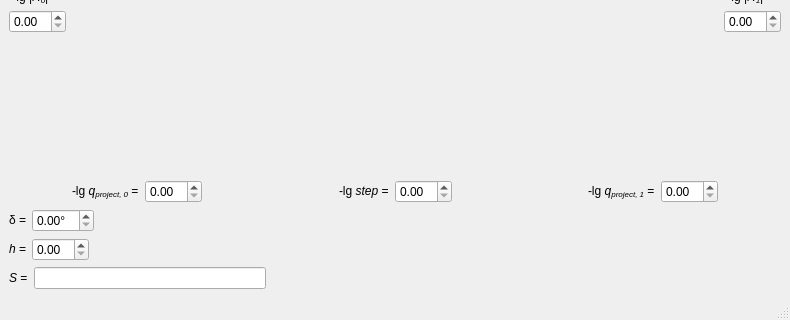
rutsky/semester10, file Protection_in_emergencies/risk_calculation/src/forms/main_window.ui: the form before one commit; both pictures show x 0 to 790 and y 208 to 528 of the 790 by 528 pixel window.
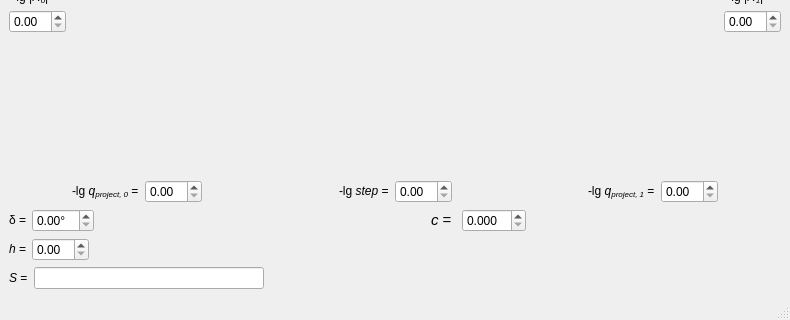
The form after the commit. Custom widgets are drawn as their Qt base class.

Commit message: Draw parabolas

Diff of the .ui file:
```diff
--- a/Protection_in_emergencies/risk_calculation/src/forms/main_window.ui
+++ b/Protection_in_emergencies/risk_calculation/src/forms/main_window.ui
@@ -213,19 +213,6 @@
     </item>
     <item>
      <layout class="QGridLayout" name="gridLayout_4">
-      <item row="0" column="2">
-       <spacer name="horizontalSpacer_5">
-        <property name="orientation">
-         <enum>Qt::Horizontal</enum>
-        </property>
-        <property name="sizeHint" stdset="0">
-         <size>
-          <width>40</width>
-          <height>20</height>
-         </size>
-        </property>
-       </spacer>
-      </item>
       <item row="1" column="0">
        <layout class="QHBoxLayout" name="horizontalLayout_3">
         <item>
@@ -320,6 +307,54 @@
         </property>
        </spacer>
       </item>
+      <item row="2" column="1">
+       <spacer name="horizontalSpacer_5">
+        <property name="orientation">
+         <enum>Qt::Horizontal</enum>
+        </property>
+        <property name="sizeHint" stdset="0">
+         <size>
+          <width>40</width>
+          <height>20</height>
+         </size>
+        </property>
+       </spacer>
+      </item>
+      <item row="0" column="1">
+       <layout class="QHBoxLayout" name="horizontalLayout_6">
+        <item>
+         <spacer name="horizontalSpacer_4">
+          <property name="orientation">
+           <enum>Qt::Horizontal</enum>
+          </property>
+          <property name="sizeHint" stdset="0">
+           <size>
+            <width>40</width>
+            <height>20</height>
+           </size>
+          </property>
+         </spacer>
+        </item>
+        <item>
+         <widget class="QLabel" name="label_10">
+          <property name="text">
+           <string>&lt;!DOCTYPE HTML PUBLIC &quot;-//W3C//DTD HTML 4.0//EN&quot; &quot;http://www.w3.org/TR/REC-html40/strict.dtd&quot;&gt;
+&lt;html&gt;&lt;head&gt;&lt;meta name=&quot;qrichtext&quot; content=&quot;1&quot; /&gt;&lt;style type=&quot;text/css&quot;&gt;
+p, li { white-space: pre-wrap; }
+&lt;/style&gt;&lt;/head&gt;&lt;body style=&quot; font-family:'Ubuntu'; font-size:11pt; font-weight:400; font-style:normal;&quot;&gt;
+&lt;p style=&quot; margin-top:0px; margin-bottom:0px; margin-left:0px; margin-right:0px; -qt-block-indent:0; text-indent:0px;&quot;&gt;&lt;span style=&quot; font-style:italic;&quot;&gt;c &lt;/span&gt;= &lt;/p&gt;&lt;/body&gt;&lt;/html&gt;</string>
+          </property>
+         </widget>
+        </item>
+        <item>
+         <widget class="QDoubleSpinBox" name="c_spin">
+          <property name="decimals">
+           <number>3</number>
+          </property>
+         </widget>
+        </item>
+       </layout>
+      </item>
      </layout>
     </item>
    </layout>
```
Left out of the diff: 6 changed lines with no effect on the pictures. The commit also changes 1 other file.
